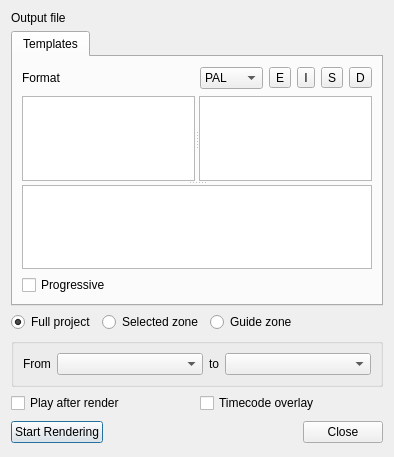
This is src/widgets/renderwidget_ui.ui in KDE/kdenlive as Qt 5 draws it before an edit. The edited form follows.
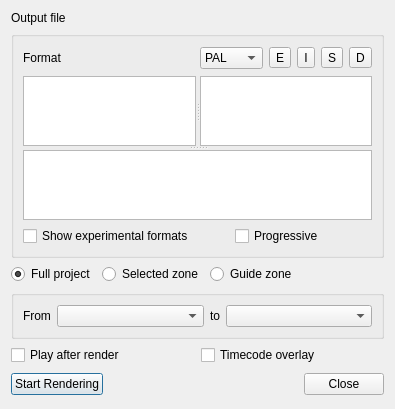
This is the edited form. Custom widgets are drawn as their Qt base class.

Commit message: Hide export profiles that resize video ( size is different than project profile). They can be re-enabled by clicking on the "experimental render formats" checkbox. In response of following issue: http://www.kdenlive.org/mantis/view.php?id=323

```diff
--- a/src/widgets/renderwidget_ui.ui
+++ b/src/widgets/renderwidget_ui.ui
@@ -5,8 +5,8 @@
    <rect>
     <x>0</x>
     <y>0</y>
-    <width>362</width>
-    <height>457</height>
+    <width>374</width>
+    <height>379</height>
    </rect>
   </property>
   <property name="windowTitle" >
@@ -24,14 +24,10 @@
     </widget>
    </item>
    <item row="1" column="0" colspan="3" >
-    <widget class="KTabWidget" name="ktabwidget" >
-     <property name="currentIndex" >
-      <number>0</number>
+    <widget class="QGroupBox" name="groupBox" >
+     <property name="title" >
+      <string/>
      </property>
-     <widget class="QWidget" name="tab_2" >
-      <attribute name="title" >
-       <string>Templates</string>
-      </attribute>
       <layout class="QGridLayout" name="gridLayout" >
        <item row="0" column="0" >
         <widget class="QLabel" name="label_3" >
@@ -53,7 +49,7 @@
          </property>
         </spacer>
        </item>
-       <item row="0" column="2" >
+      <item row="0" column="2" colspan="2" >
         <widget class="KComboBox" name="format_selection" >
          <item>
           <property name="text" >
@@ -67,35 +63,35 @@
          </item>
         </widget>
        </item>
-       <item row="0" column="3" >
+      <item row="0" column="4" >
         <widget class="QToolButton" name="buttonEdit" >
          <property name="text" >
           <string>E</string>
          </property>
         </widget>
        </item>
-       <item row="0" column="4" >
+      <item row="0" column="5" >
         <widget class="QToolButton" name="buttonInfo" >
          <property name="text" >
           <string>I</string>
          </property>
         </widget>
        </item>
-       <item row="0" column="5" >
+      <item row="0" column="6" >
         <widget class="QToolButton" name="buttonSave" >
          <property name="text" >
           <string>S</string>
          </property>
         </widget>
        </item>
-       <item row="0" column="6" >
+      <item row="0" column="7" >
         <widget class="QToolButton" name="buttonDelete" >
          <property name="text" >
           <string>D</string>
          </property>
         </widget>
        </item>
-       <item row="1" column="0" colspan="7" >
+      <item row="1" column="0" colspan="8" >
         <widget class="QSplitter" name="splitter_3" >
          <property name="orientation" >
           <enum>Qt::Vertical</enum>
@@ -131,7 +127,21 @@
          </widget>
         </widget>
        </item>
-       <item row="2" column="0" colspan="7" >
+      <item row="2" column="0" colspan="3" >
+       <widget class="QCheckBox" name="experimentalrender" >
+        <property name="toolTip" >
+         <string>Changing the size of video when rendering
+is not fully supported, you may have problems
+with some effects or title clips, so the export
+profiles that resize your video are marked as
+experimental</string>
+        </property>
+        <property name="text" >
+         <string>Show experimental formats</string>
+        </property>
+       </widget>
+      </item>
+      <item row="2" column="3" colspan="5" >
         <widget class="QCheckBox" name="force_progressive" >
          <property name="text" >
           <string>Progressive</string>
@@ -143,7 +153,6 @@
        </item>
       </layout>
      </widget>
-    </widget>
    </item>
    <item row="2" column="0" colspan="2" >
     <layout class="QHBoxLayout" name="horizontalLayout" >
@@ -295,12 +304,6 @@
    <extends>QPushButton</extends>
    <header>kpushbutton.h</header>
   </customwidget>
-  <customwidget>
-   <class>KTabWidget</class>
-   <extends>QTabWidget</extends>
-   <header>ktabwidget.h</header>
-   <container>1</container>
-  </customwidget>
   <customwidget>
    <class>KTextEdit</class>
    <extends>QTextEdit</extends>
```
Left out of the diff: 6 changed lines with no effect on the pictures. Lines whose indentation alone changed are shown as unchanged. The commit also changes 4 other files.
